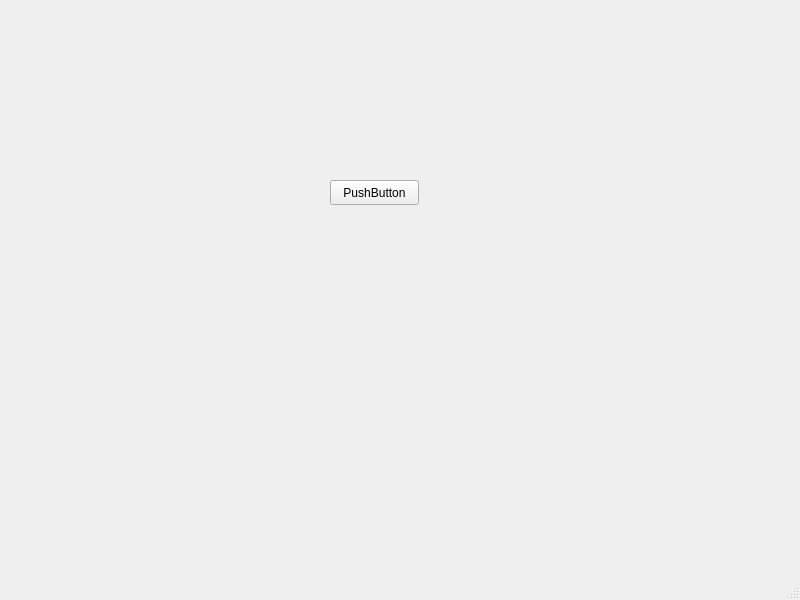
First picture: the form in mainwindow.ui, repository Suliaman46/Suliaman46-EGUI-TASK1-TRS, before the edit.
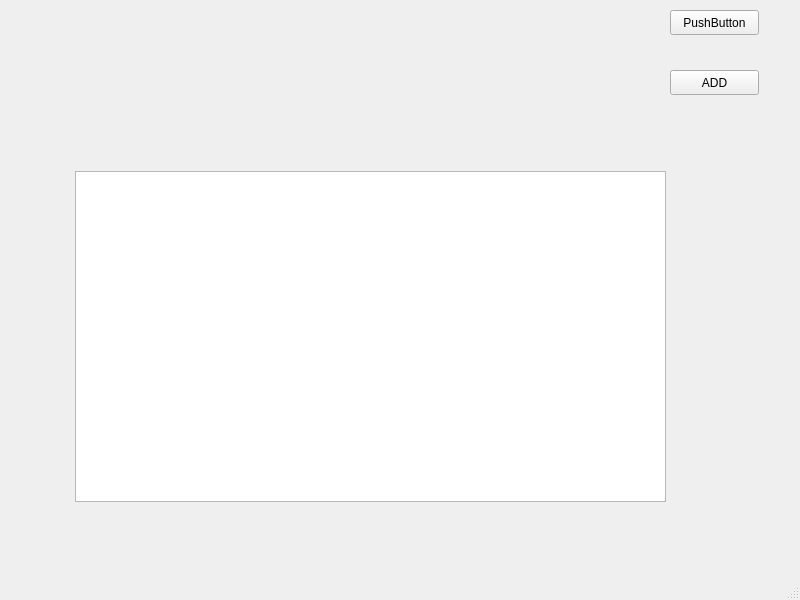
Second picture: the form after the edit.

```diff
--- a/mainwindow.ui
+++ b/mainwindow.ui
@@ -17,8 +17,8 @@
    <widget class="QPushButton" name="pushButton">
     <property name="geometry">
      <rect>
-      <x>330</x>
-      <y>180</y>
+      <x>670</x>
+      <y>10</y>
       <width>89</width>
       <height>25</height>
      </rect>
@@ -27,6 +27,29 @@
      <string>PushButton</string>
     </property>
    </widget>
+   <widget class="QPushButton" name="pushButton_2">
+    <property name="geometry">
+     <rect>
+      <x>670</x>
+      <y>70</y>
+      <width>89</width>
+      <height>25</height>
+     </rect>
+    </property>
+    <property name="text">
+     <string>ADD</string>
+    </property>
+   </widget>
+   <widget class="QTableView" name="tableView">
+    <property name="geometry">
+     <rect>
+      <x>75</x>
+      <y>171</y>
+      <width>591</width>
+      <height>331</height>
+     </rect>
+    </property>
+   </widget>
   </widget>
   <widget class="QMenuBar" name="menubar">
    <property name="geometry">
```
